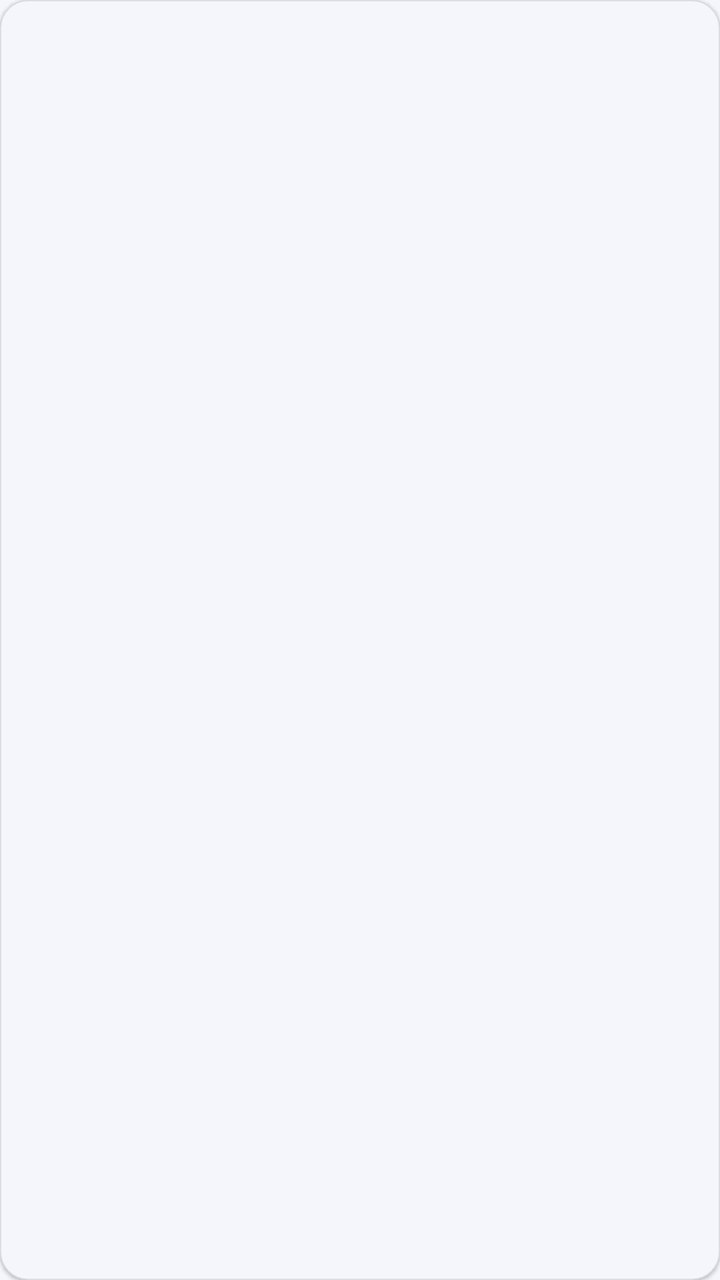
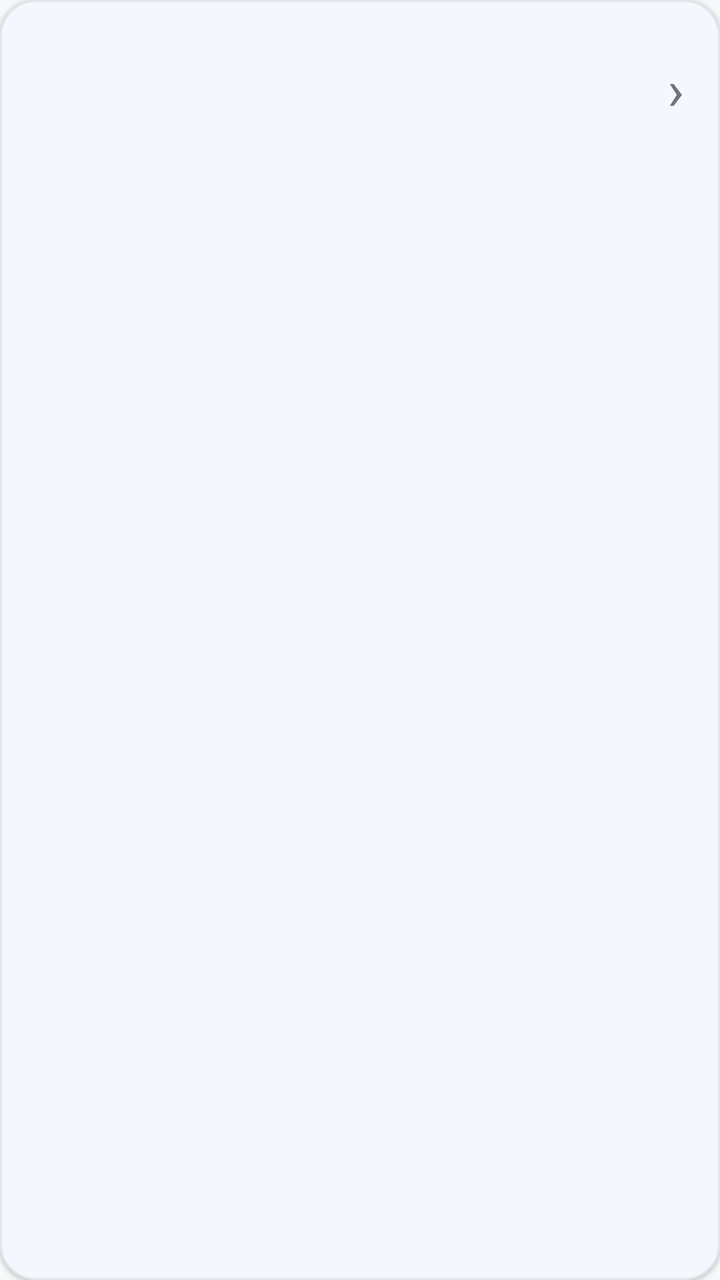

Screens rendered from an Android XML layout before and after an edit, with the pre-edit source and the edit as a unified diff.
<!-- AndroidManifest.xml: application theme Theme.Eve -->
<!-- res/layout/item_exam.xml -->
<?xml version="1.0" encoding="utf-8"?>
<com.google.android.material.card.MaterialCardView xmlns:android="http://schemas.android.com/apk/res/android"
    android:layout_width="match_parent"
    android:layout_height="wrap_content"
    android:layout_marginHorizontal="4dp"
    android:layout_marginVertical="6dp"
    android:clickable="true"
    android:focusable="true"
    android:foreground="?attr/selectableItemBackground"
    app:cardCornerRadius="14dp"
    app:cardElevation="1dp"
    app:rippleColor="@color/eve_primary"
    app:strokeColor="#1A000000"
    app:strokeWidth="0.5dp"
    xmlns:app="http://schemas.android.com/apk/res-auto">

    <LinearLayout
        android:layout_width="match_parent"
        android:layout_height="wrap_content"
        android:orientation="vertical"
        android:padding="18dp">

        <TextView
            android:id="@+id/tvExamName"
            android:layout_width="match_parent"
            android:layout_height="wrap_content"
            android:textColor="?attr/colorOnSurface"
            android:textSize="18sp"
            android:textStyle="bold" />

        <TextView
            android:id="@+id/tvExamTime"
            android:layout_width="match_parent"
            android:layout_height="wrap_content"
            android:layout_marginTop="6dp"
            android:textColor="@color/eve_grey"
            android:textSize="14sp" />
    </LinearLayout>
</com.google.android.material.card.MaterialCardView>
<!-- resources referenced by this layout -->
<resources>
  <color name="eve_grey">#757575</color>
  <color name="eve_primary">#3F51B5</color>
  <style name="Theme.Eve" parent="Theme.Material3.Light.NoActionBar">
          <item name="colorPrimary">@color/eve_primary</item>
          <item name="colorOnPrimary">@android:color/white</item>
          <item name="colorSecondary">@color/eve_accent</item>
          <item name="colorSurface">@android:color/white</item>
          <item name="colorOnSurface">#1A1A1A</item>
          <item name="android:windowBackground">@color/eve_bg</item>
          <item name="android:statusBarColor">@color/eve_primary_dark</item>
      </style>
  <color name="eve_accent">#FF6D00</color>
  <color name="eve_bg">#F5F6FA</color>
  <color name="eve_primary_dark">#303F9F</color>
</resources>

<!-- the commit's change to res/layout/item_exam.xml (unified diff, before → after) -->
@@ -1,39 +1,29 @@
 <?xml version="1.0" encoding="utf-8"?>
 <com.google.android.material.card.MaterialCardView xmlns:android="http://schemas.android.com/apk/res/android"
+    xmlns:app="http://schemas.android.com/apk/res-auto"
+    style="@style/Widget.Eve.Card"
     android:layout_width="match_parent"
     android:layout_height="wrap_content"
     android:layout_marginHorizontal="4dp"
-    android:layout_marginVertical="6dp"
+    android:layout_marginVertical="5dp"
     android:clickable="true"
     android:focusable="true"
-    android:foreground="?attr/selectableItemBackground"
-    app:cardCornerRadius="14dp"
-    app:cardElevation="1dp"
-    app:rippleColor="@color/eve_primary"
-    app:strokeColor="#1A000000"
-    app:strokeWidth="0.5dp"
-    xmlns:app="http://schemas.android.com/apk/res-auto">
-
+    app:rippleColor="@color/eve_highlight_bg">
     <LinearLayout
         android:layout_width="match_parent"
         android:layout_height="wrap_content"
-        android:orientation="vertical"
+        android:minHeight="88dp"
+        android:gravity="center_vertical"
+        android:orientation="horizontal"
         android:padding="18dp">
-
-        <TextView
-            android:id="@+id/tvExamName"
-            android:layout_width="match_parent"
+        <LinearLayout
+            android:layout_width="0dp"
             android:layout_height="wrap_content"
-            android:textColor="?attr/colorOnSurface"
-            android:textSize="18sp"
-            android:textStyle="bold" />
-
-        <TextView
-            android:id="@+id/tvExamTime"
-            android:layout_width="match_parent"
-            android:layout_height="wrap_content"
-            android:layout_marginTop="6dp"
-            android:textColor="@color/eve_grey"
-            android:textSize="14sp" />
+            android:layout_weight="1"
+            android:orientation="vertical">
+            <TextView android:id="@+id/tvExamName" style="@style/Eve.Title" android:layout_width="match_parent" android:layout_height="wrap_content" android:textSize="17sp" />
+            <TextView android:id="@+id/tvExamTime" style="@style/Eve.Secondary" android:layout_width="match_parent" android:layout_height="wrap_content" android:layout_marginTop="5dp" />
+        </LinearLayout>
+        <TextView android:layout_width="wrap_content" android:layout_height="wrap_content" android:text="›" android:textColor="@color/eve_text_secondary" android:textSize="28sp" />
     </LinearLayout>
 </com.google.android.material.card.MaterialCardView>
<!-- resource entries referenced after the edit -->
@@ -1,18 +1,50 @@
 <!-- resources referenced by this layout -->
 <resources>
-  <color name="eve_grey">#757575</color>
-  <color name="eve_primary">#3F51B5</color>
+  <color name="eve_highlight_bg">#E9EDFF</color>
+  <color name="eve_text_secondary">#6B7280</color>
+  <style name="Eve.Secondary" parent="">
+          <item name="android:textColor">@color/eve_text_secondary</item>
+          <item name="android:textSize">13sp</item>
+      </style>
+  <style name="Eve.Title" parent="">
+          <item name="android:textColor">@color/eve_text</item>
+          <item name="android:textSize">22sp</item>
+          <item name="android:fontFamily">sans</item>
+          <item name="android:textStyle">bold</item>
+      </style>
+  <style name="Widget.Eve.Card" parent="Widget.Material3.CardView.Elevated">
+          <item name="cardCornerRadius">18dp</item>
+          <item name="cardElevation">1dp</item>
+          <item name="strokeWidth">1dp</item>
+          <item name="strokeColor">@color/eve_stroke</item>
+          <item name="cardBackgroundColor">@color/eve_surface</item>
+      </style>
+  <color name="eve_primary">#4F6EF7</color>
   <style name="Theme.Eve" parent="Theme.Material3.Light.NoActionBar">
           <item name="colorPrimary">@color/eve_primary</item>
           <item name="colorOnPrimary">@android:color/white</item>
           <item name="colorSecondary">@color/eve_accent</item>
-          <item name="colorSurface">@android:color/white</item>
-          <item name="colorOnSurface">#1A1A1A</item>
+          <item name="colorSurface">@color/eve_surface</item>
+          <item name="colorOnSurface">@color/eve_text</item>
           <item name="android:windowBackground">@color/eve_bg</item>
-          <item name="android:statusBarColor">@color/eve_primary_dark</item>
+          <item name="android:statusBarColor">@color/eve_bg</item>
+          <item name="android:navigationBarColor">@color/eve_bg</item>
+          <item name="android:windowLightStatusBar">true</item>
+          <item name="android:windowLightNavigationBar">true</item>
+          <item name="materialCardViewStyle">@style/Widget.Eve.Card</item>
+          <item name="materialButtonStyle">@style/Widget.Eve.Button</item>
       </style>
-  <color name="eve_accent">#FF6D00</color>
-  <color name="eve_bg">#F5F6FA</color>
-  <color name="eve_primary_dark">#303F9F</color>
+  <color name="eve_text">#17191C</color>
+  <color name="eve_stroke">#E3E6EB</color>
+  <color name="eve_surface">#FFFFFF</color>
+  <color name="eve_accent">#4F6EF7</color>
+  <color name="eve_bg">#F7F8FA</color>
+  <style name="Widget.Eve.Button" parent="Widget.Material3.Button">
+          <item name="android:minHeight">48dp</item>
+          <item name="android:textAllCaps">false</item>
+          <item name="cornerRadius">14dp</item>
+          <item name="android:insetTop">2dp</item>
+          <item name="android:insetBottom">2dp</item>
+      </style>
 </resources>
 
